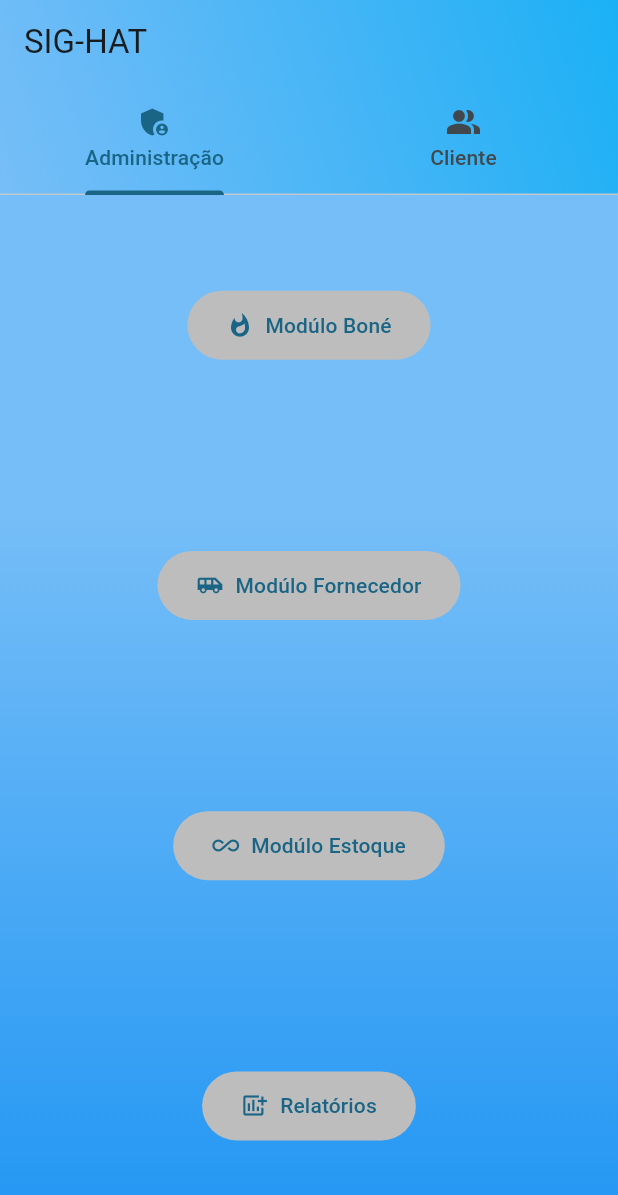
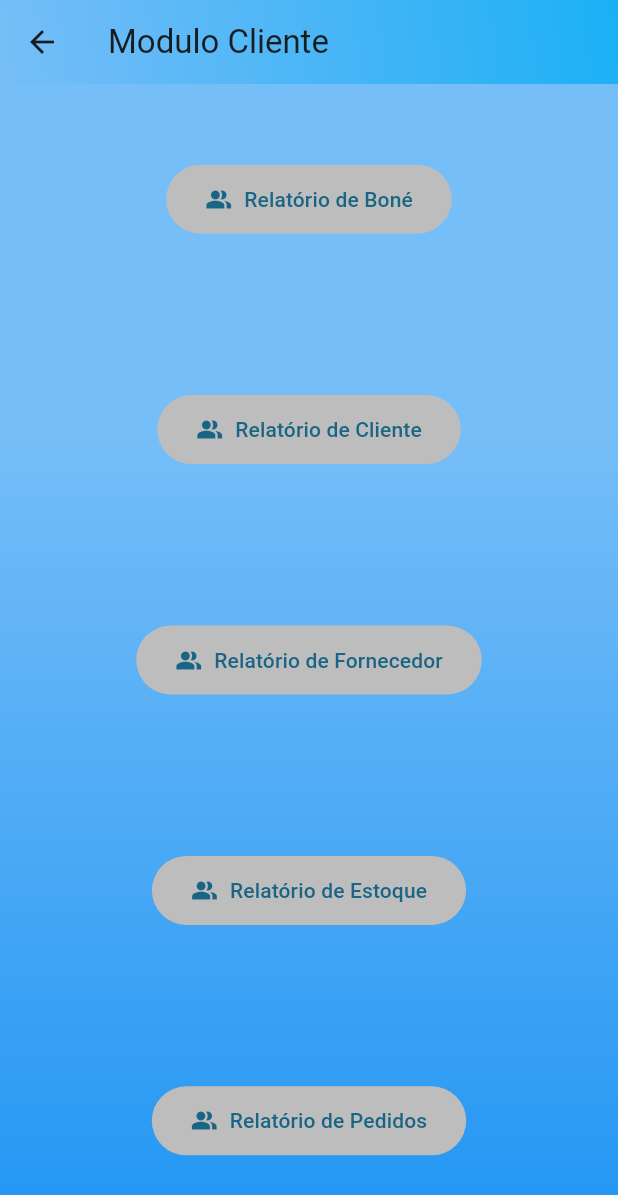
Before and after one commit to DayXL/Atividades-de-POO-1, a Flutter app: the screen it shows after launch, after a tap on "Relatórios", on a phone screen of 412 x 824 dp. Shown: the top 1195 px of the screen. Run offline on Flutter 3.47's test engine with Material 2 defaults, Android fonts, the phone set to English and light mode, and no system bars.

Commit message:
menu de relatorios

```diff
--- a/atv/lib/main.dart
+++ b/atv/lib/main.dart
@@ -1,3 +1,4 @@
+import 'package:atv/relatorios.dart';
 import 'package:flutter/material.dart';
 import 'modulBon.dart';
 import 'modulClt.dart';
@@ -130,7 +131,10 @@ class _SigHatState extends State<SigHat> {
                         ),
                         label: const Text('Modúlo Estoque'),
                         icon: const Icon(Icons.all_inclusive),
-                        onPressed: () {}),
+                        onPressed: () {
+
+
+                        }),
                   ),
                   Flexible(
                     child: TextButton.icon(
@@ -141,7 +145,12 @@ class _SigHatState extends State<SigHat> {
                         ),
                         label: const Text('Relatórios'),
                         icon: const Icon(Icons.add_chart),
-                        onPressed: () {}),
+                        onPressed: () {
+                          Navigator.push(
+                          context,
+                          MaterialPageRoute(builder: (context) => const ModulRlt()));
+
+                        }),
                   ),
                 ],
               ),
--- /dev/null
+++ b/atv/lib/relatorios.dart
@@ -0,0 +1,127 @@
+import 'package:flutter/material.dart';
+
+class ModulRlt extends StatefulWidget {
+  const ModulRlt({Key? key}) : super(key: key);
+
+  @override
+  // ignore: library_private_types_in_public_api
+  _ModulRltState createState() => _ModulRltState();
+}
+
+class _ModulRltState extends State<ModulRlt> {
+
+  @override
+  Widget build(BuildContext context) {
+    const int tabsCount = 2;
+
+    return DefaultTabController(
+      length: tabsCount,
+      child: Scaffold(
+        appBar: AppBar(
+          title: const Text('Modulo Cliente'),
+          notificationPredicate: (ScrollNotification notification) {
+            return notification.depth == 1;
+          },
+          scrolledUnderElevation: 4.0,
+          backgroundColor: Colors.transparent,
+          flexibleSpace: Container(
+            decoration: const BoxDecoration(
+              gradient: LinearGradient(
+                colors: [
+                  Color.fromRGBO(33, 150, 243, 0.6),
+                  Color.fromRGBO(3, 169, 244, 0.9)
+                ],
+                begin: Alignment.bottomLeft,
+                end: Alignment.topRight,
+              ),
+            ),
+          ),
+
+        ),
+
+        body: Container(
+          constraints: const BoxConstraints.expand(),
+          decoration: BoxDecoration(
+            gradient: LinearGradient(
+              begin: Alignment.topCenter,
+              end: Alignment.bottomCenter,
+              colors: [
+                Colors.blue.withOpacity(0.6),
+                Colors.blue.withOpacity(1),
+              ],
+              stops: const [0.3, 1],
+            ),
+          ),
+
+          child: Column(
+            mainAxisAlignment: MainAxisAlignment.spaceAround,
+            children: <Widget>[
+              Flexible(
+                child: TextButton.icon(
+                style: TextButton.styleFrom(
+                  backgroundColor: Colors.grey[400],
+                  padding: const EdgeInsets.symmetric(
+                    horizontal: 26, vertical: 13),
+                ),
+                label: const Text('Relatório de Boné'),
+                icon: const Icon(Icons.people_alt),
+                onPressed: () {}),
+              ),
+
+              Flexible(
+                child: TextButton.icon(
+                style: TextButton.styleFrom(
+                  backgroundColor: Colors.grey[400],
+                  padding: const EdgeInsets.symmetric(
+                    horizontal: 26, vertical: 13),
+                ),
+                label: const Text('Relatório de Cliente'),
+                icon: const Icon(Icons.people_alt),
+                onPressed: () {}),
+              ),
+
+              Flexible(
+                child: TextButton.icon(
+                style: TextButton.styleFrom(
+                  backgroundColor: Colors.grey[400],
+                  padding: const EdgeInsets.symmetric(
+                    horizontal: 26, vertical: 13),
+                ),
+                label: const Text('Relatório de Fornecedor'),
+                icon: const Icon(Icons.people_alt),
+                onPressed: () {}),
+              ),
+
+              Flexible(
+                child: TextButton.icon(
+                style: TextButton.styleFrom(
+                  backgroundColor: Colors.grey[400],
+                  padding: const EdgeInsets.symmetric(
+                    horizontal: 26, vertical: 13),
+                ),
+                label: const Text('Relatório de Estoque'),
+                icon: const Icon(Icons.people_alt),
+                onPressed: () {}),
+              ),
+
+              Flexible(
+                child: TextButton.icon(
+                style: TextButton.styleFrom(
+                  backgroundColor: Colors.grey[400],
+                  padding: const EdgeInsets.symmetric(
+                    horizontal: 26, vertical: 13),
+                ),
+                label: const Text('Relatório de Pedidos'),
+                icon: const Icon(Icons.people_alt),
+                onPressed: () {}),
+              ),
+
+            ],
+          ),
+
+        ),
+      ),
+    );
+  }
+
+}
```
